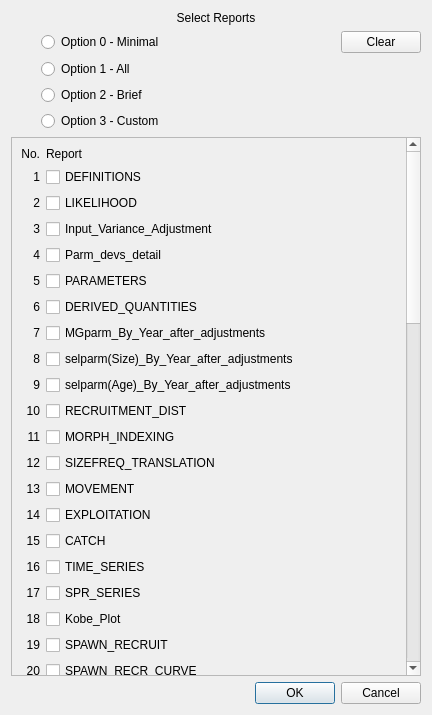
nmfs-ost/ss3-ssi, file src/dialogchosereport.ui: the form before one commit.
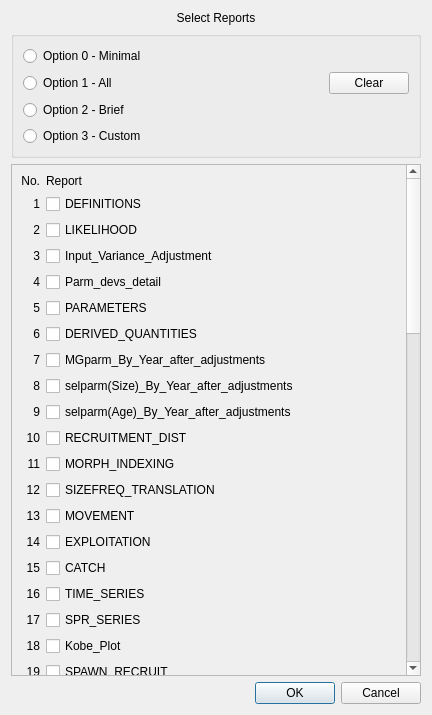
The form after the commit.

The edit to the form file:
```diff
--- a/src/dialogchosereport.ui
+++ b/src/dialogchosereport.ui
@@ -25,8 +25,33 @@
     </widget>
    </item>
    <item>
-    <layout class="QGridLayout" name="gridLayout_options">
-     <item row="0" column="1">
+    <widget class="QGroupBox" name="groupBox">
+     <property name="title">
+      <string/>
+     </property>
+     <layout class="QGridLayout" name="gridLayout_2">
+      <item row="1" column="0">
+       <widget class="QRadioButton" name="radioButton_All">
+        <property name="text">
+         <string>Option 1 - All</string>
+        </property>
+       </widget>
+      </item>
+      <item row="2" column="0">
+       <widget class="QRadioButton" name="radioButton_Brief">
+        <property name="text">
+         <string>Option 2 - Brief</string>
+        </property>
+       </widget>
+      </item>
+      <item row="3" column="0">
+       <widget class="QRadioButton" name="radioButton_Custom">
+        <property name="text">
+         <string>Option 3 - Custom</string>
+        </property>
+       </widget>
+      </item>
+      <item row="0" column="0">
       <widget class="QRadioButton" name="radioButton_Minimal">
        <property name="sizePolicy">
         <sizepolicy hsizetype="Minimum" vsizetype="Fixed">
@@ -39,42 +64,15 @@
        </property>
       </widget>
      </item>
-     <item row="2" column="1">
-      <widget class="QRadioButton" name="radioButton_Brief">
-       <property name="text">
-        <string>Option 2 - Brief</string>
-       </property>
-      </widget>
-     </item>
      <item row="1" column="1">
-      <widget class="QRadioButton" name="radioButton_All">
-       <property name="text">
-        <string>Option 1 - All</string>
-       </property>
-      </widget>
-     </item>
-     <item row="0" column="2">
       <widget class="QPushButton" name="pushButton_clear">
        <property name="text">
         <string>Clear</string>
        </property>
       </widget>
      </item>
-     <item row="3" column="1">
-      <widget class="QRadioButton" name="radioButton_Custom">
-       <property name="text">
-        <string>Option 3 - Custom</string>
-       </property>
-      </widget>
-     </item>
-     <item row="0" column="0">
-      <widget class="QLabel" name="label">
-       <property name="text">
-        <string>       </string>
-       </property>
-      </widget>
-     </item>
-    </layout>
+     </layout>
+    </widget>
    </item>
    <item>
     <widget class="QScrollArea" name="scrollArea_reports">
@@ -86,8 +84,8 @@
        <rect>
         <x>0</x>
         <y>0</y>
-        <width>401</width>
-        <height>1965</height>
+        <width>391</width>
+        <height>1655</height>
        </rect>
       </property>
       <layout class="QGridLayout" name="gridLayout">
```
Lines whose indentation alone changed are shown as unchanged.
